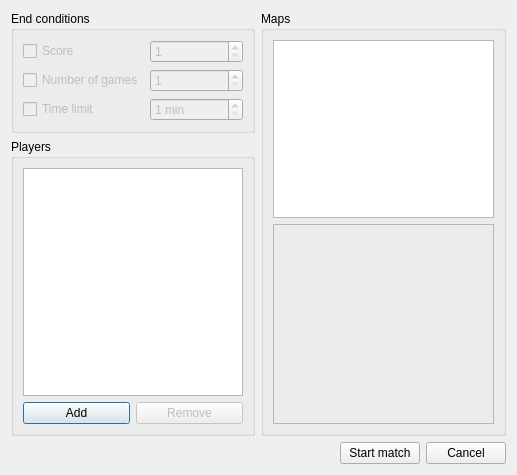
This is ui/form_match.ui in pnordhus/openorbiter as Qt 5 draws it before an edit. The edited form follows.
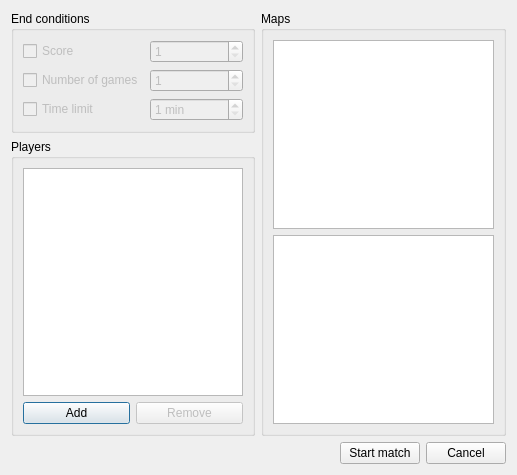
This is the edited form. Custom widgets are drawn as their Qt base class.

```diff
--- a/ui/form_match.ui
+++ b/ui/form_match.ui
@@ -113,18 +113,24 @@
          </widget>
         </item>
         <item>
-         <widget class="QFrame" name="frame" >
+         <widget class="View" name="view" >
           <property name="minimumSize" >
            <size>
-            <width>200</width>
-            <height>200</height>
+            <width>150</width>
+            <height>150</height>
            </size>
           </property>
-          <property name="frameShape" >
-           <enum>QFrame::StyledPanel</enum>
+          <property name="backgroundBrush" >
+           <brush brushstyle="SolidPattern" >
+            <color alpha="255" >
+             <red>0</red>
+             <green>0</green>
+             <blue>0</blue>
+            </color>
+           </brush>
           </property>
-          <property name="frameShadow" >
-           <enum>QFrame::Raised</enum>
+          <property name="renderHints" >
+           <set>QPainter::Antialiasing|QPainter::HighQualityAntialiasing|QPainter::TextAntialiasing</set>
           </property>
          </widget>
         </item>
@@ -206,6 +212,13 @@
    </item>
   </layout>
  </widget>
+ <customwidgets>
+  <customwidget>
+   <class>View</class>
+   <extends>QGraphicsView</extends>
+   <header>../../src/view.h</header>
+  </customwidget>
+ </customwidgets>
  <tabstops>
   <tabstop>btnStart</tabstop>
   <tabstop>btnCancel</tabstop>
```
